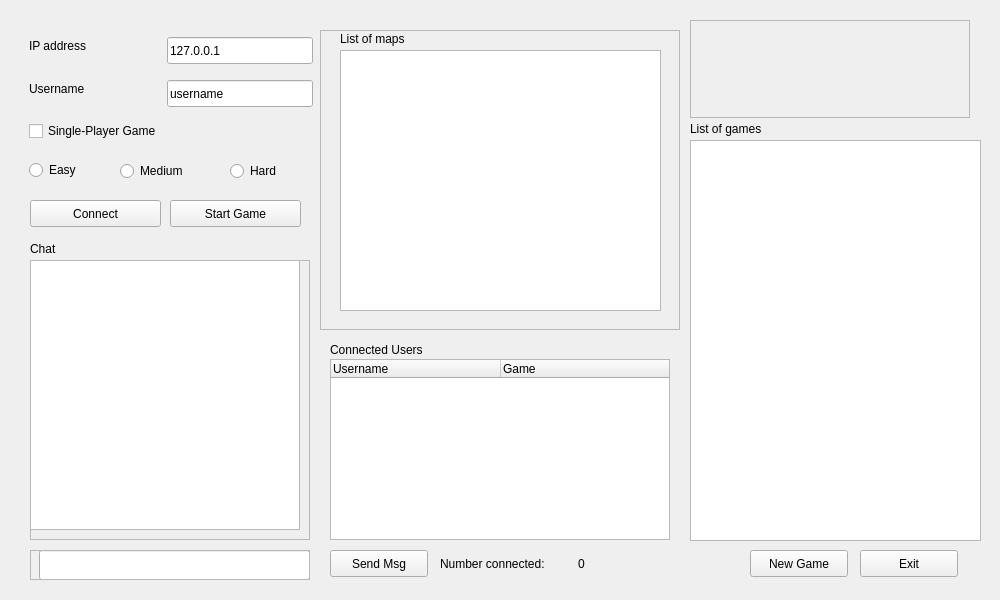
First picture: the form in src/client/lobbywindow.ui, repository dc2011/td, before the edit.
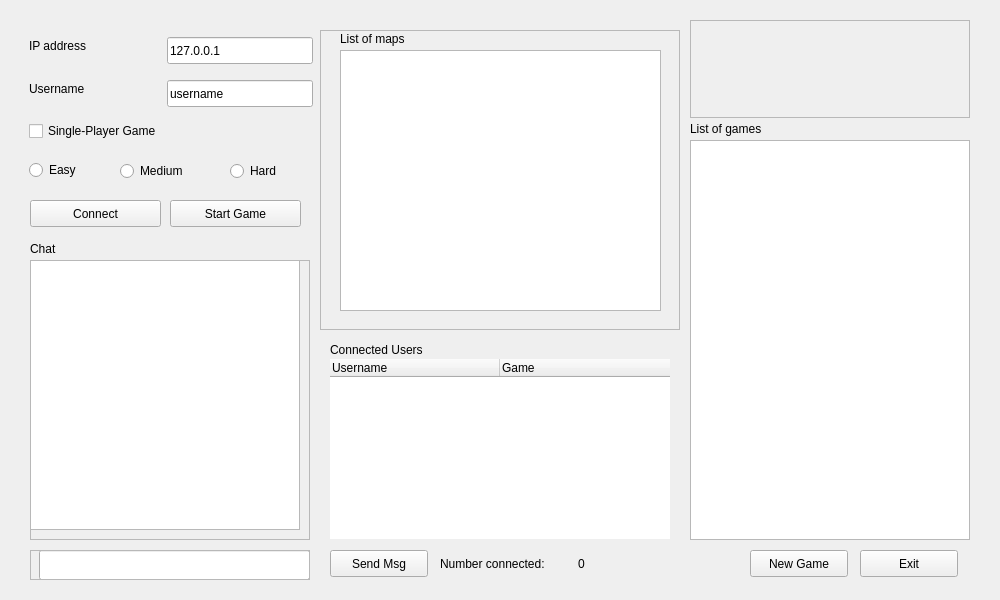
Second picture: the form after the edit.

What changed in the file:
```diff
--- a/src/client/lobbywindow.ui
+++ b/src/client/lobbywindow.ui
@@ -289,16 +289,6 @@
      <string>New Game</string>
     </property>
    </widget>
-   <widget class="QListWidget" name="gamesList">
-    <property name="geometry">
-     <rect>
-      <x>690</x>
-      <y>140</y>
-      <width>291</width>
-      <height>401</height>
-     </rect>
-    </property>
-   </widget>
    <widget class="QLabel" name="label_4">
     <property name="geometry">
      <rect>
@@ -318,15 +308,33 @@
       <x>330</x>
       <y>359</y>
       <width>340</width>
-      <height>181</height>
+      <height>180</height>
      </rect>
     </property>
+    <property name="frameShape">
+     <enum>QFrame::NoFrame</enum>
+    </property>
+    <property name="animated">
+     <bool>true</bool>
+    </property>
+    <property name="headerHidden">
+     <bool>false</bool>
+    </property>
     <property name="columnCount">
      <number>2</number>
     </property>
     <attribute name="headerDefaultSectionSize">
      <number>170</number>
     </attribute>
+    <attribute name="headerMinimumSectionSize">
+     <number>170</number>
+    </attribute>
+    <attribute name="headerShowSortIndicator" stdset="0">
+     <bool>false</bool>
+    </attribute>
+    <attribute name="headerStretchLastSection">
+     <bool>false</bool>
+    </attribute>
     <column>
      <property name="text">
       <string>Username</string>
@@ -412,33 +420,24 @@
      <enum>QFrame::Raised</enum>
     </property>
    </widget>
-   <zorder>logoFrame</zorder>
-   <zorder>mapsList</zorder>
-   <zorder>btnStart</zorder>
-   <zorder>easyBtn</zorder>
-   <zorder>mediumBtn</zorder>
-   <zorder>txtUsername</zorder>
-   <zorder>lblDisplayCount</zorder>
-   <zorder>lblCount</zorder>
-   <zorder>chkSingleplayer</zorder>
-   <zorder>btnConnect</zorder>
-   <zorder>lblAddress</zorder>
-   <zorder>txtAddress</zorder>
-   <zorder>lblUsername</zorder>
-   <zorder>hardBtn</zorder>
-   <zorder>bgFrame</zorder>
-   <zorder>label</zorder>
-   <zorder>label_2</zorder>
-   <zorder>sendMsg</zorder>
-   <zorder>msgBox</zorder>
-   <zorder>label_3</zorder>
-   <zorder>newGame</zorder>
-   <zorder>gamesList</zorder>
-   <zorder>label_4</zorder>
-   <zorder>userList</zorder>
-   <zorder>btnExit</zorder>
-   <zorder>chatBgFrame</zorder>
-   <zorder>chatInputBg</zorder>
+   <widget class="QTreeWidget" name="gameList">
+    <property name="geometry">
+     <rect>
+      <x>690</x>
+      <y>140</y>
+      <width>280</width>
+      <height>400</height>
+     </rect>
+    </property>
+    <attribute name="headerVisible">
+     <bool>false</bool>
+    </attribute>
+    <column>
+     <property name="text">
+      <string notr="true">1</string>
+     </property>
+    </column>
+   </widget>
   </widget>
  </widget>
  <resources/>
```
Left out of the diff: 3 changed lines with no effect on the pictures.
